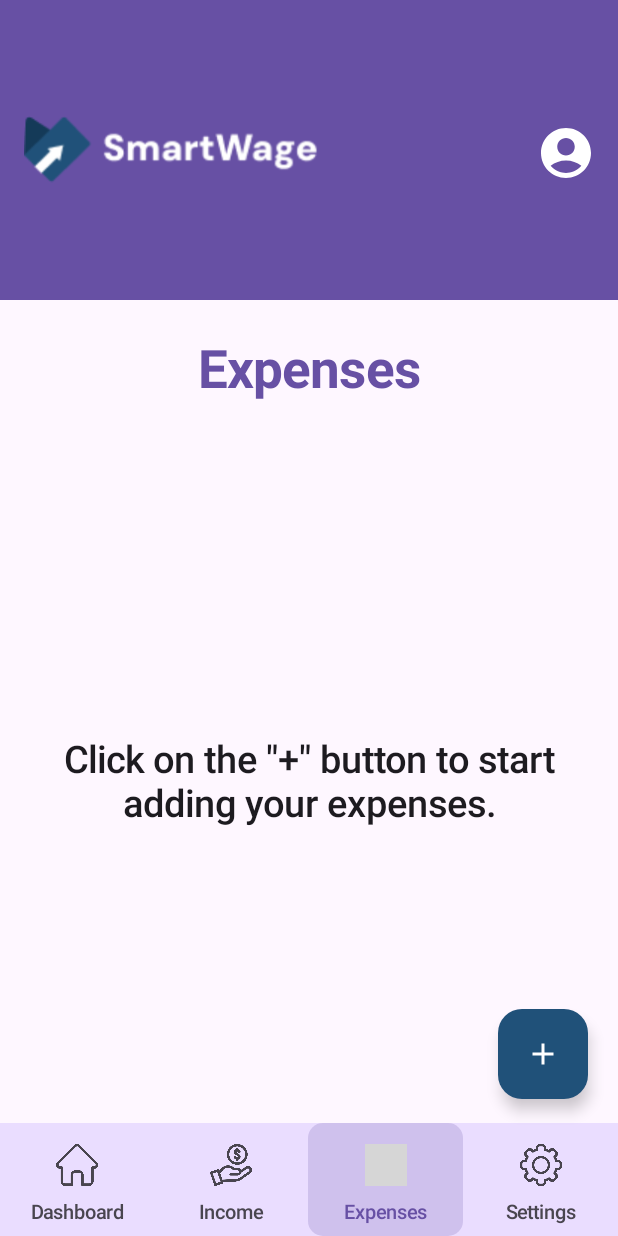
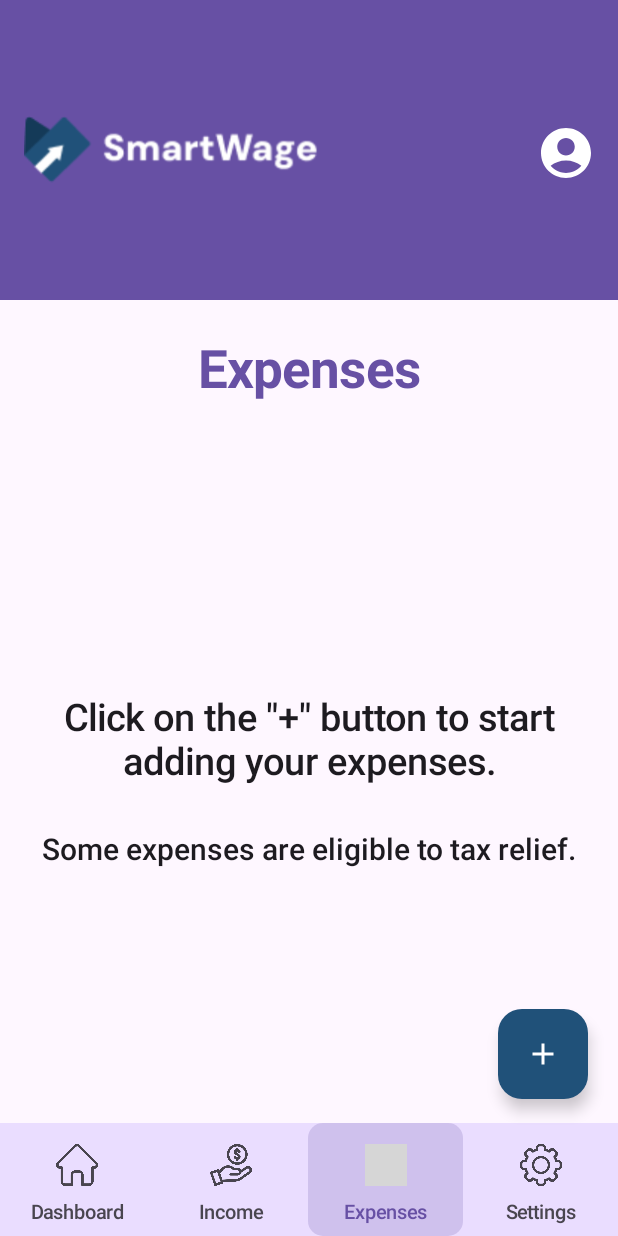
Before and after one commit to FilipeLutz/SmartWage, an Android app built with Jetpack Compose: the ExpenseScreen screen opened through its navigation route, on a phone screen of 412 x 824 dp. Run offline under Robolectric (Android 15) with nearby library versions, the phone set to English and light mode, and no system bars; our stand-ins replace Dagger/Hilt's generated code, Firebase (no records; nobody signed in at launch, a user with empty details on screens opened directly), Timber; pictures from the network do not load; 3 statements that could not run were skipped; grey boxes are pictures that could not be loaded.

Commit message:
Update ExpenseScreen.kt

```diff
--- a/app/src/main/java/com/finalproject/smartwage/ui/expense/ExpenseScreen.kt
+++ b/app/src/main/java/com/finalproject/smartwage/ui/expense/ExpenseScreen.kt
@@ -131,6 +131,14 @@ fun ExpenseScreen(navController: NavController) {
                             textAlign = TextAlign.Center,
                             modifier = Modifier.padding(16.dp)
                         )
+
+                        Text(
+                            text = "Some expenses are eligible to tax relief.",
+                            fontSize = 20.sp,
+                            fontWeight = SemiBold,
+                            textAlign = TextAlign.Center,
+                            modifier = Modifier.padding(16.dp)
+                        )
                     }
                 } else {
                     // Show expenses
```
